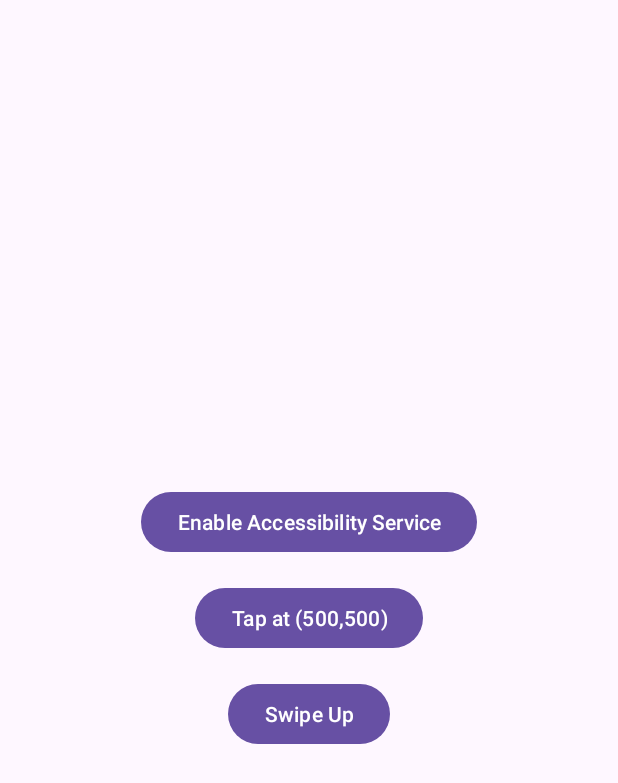
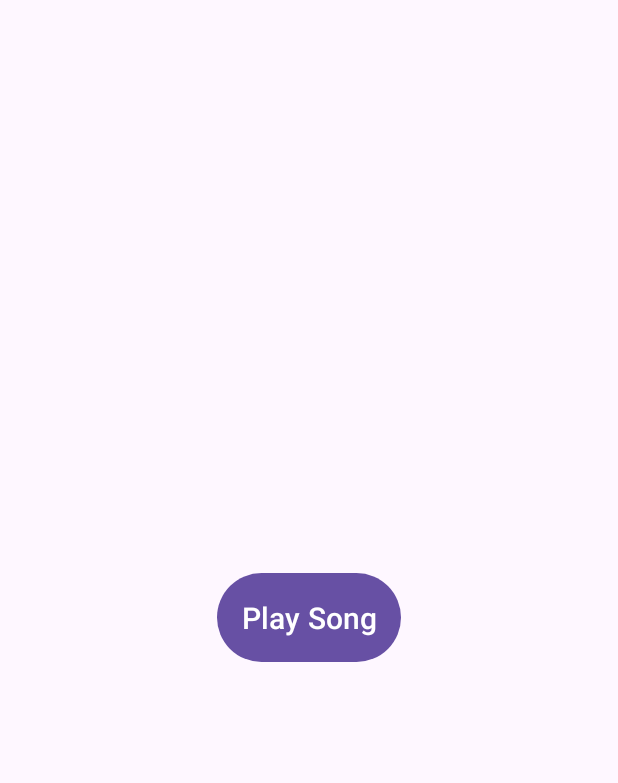
Before and after one commit to RO-HIT17/HorizonAutomation, an Android app: the screen it shows after launch (MainActivity), on a phone screen of 412 x 824 dp. Shown: the top 783 px of the screen. Run offline under Robolectric (Android 15) with nearby library versions, the phone set to English and light mode, and no system bars.

Commit message:
setup tasks

```diff
--- a/app/src/main/java/com/example/accessibilitytapapp2/MainActivity.kt
+++ b/app/src/main/java/com/example/accessibilitytapapp2/MainActivity.kt
@@ -2,29 +2,21 @@ package com.example.accessibilitytapapp2
 
 import android.content.Intent
 import android.os.Bundle
-import android.provider.Settings
 import android.widget.Button
 import androidx.appcompat.app.AppCompatActivity
 
 class MainActivity : AppCompatActivity() {
+
     override fun onCreate(savedInstanceState: Bundle?) {
         super.onCreate(savedInstanceState)
         setContentView(R.layout.activity_main)
 
-        val btnEnableService = findViewById<Button>(R.id.btnEnableService)
-        val btnTap = findViewById<Button>(R.id.btnTap)
-        val btnSwipe = findViewById<Button>(R.id.btnSwipe)
+        val playSongButton: Button = findViewById(R.id.playSongButton)
 
-        btnEnableService.setOnClickListener {
-            startActivity(Intent(Settings.ACTION_ACCESSIBILITY_SETTINGS))
-        }
-
-        btnTap.setOnClickListener {
-            MyAccessibilityService.instance?.performTap(500f, 500f)
-        }
-
-        btnSwipe.setOnClickListener {
-            MyAccessibilityService.instance?.performSwipe(300f, 1000f, 300f, 500f)
+        playSongButton.setOnClickListener {
+            // Send broadcast to Accessibility Service to perform Spotify actions
+            val intent = Intent("ACTION_PLAY_SONG")
+            sendBroadcast(intent)
         }
     }
 }
--- a/app/src/main/res/layout/activity_main.xml
+++ b/app/src/main/res/layout/activity_main.xml
@@ -7,23 +7,10 @@
     android:padding="16dp">
 
     <Button
-        android:id="@+id/btnEnableService"
+        android:id="@+id/playSongButton"
         android:layout_width="wrap_content"
         android:layout_height="wrap_content"
-        android:text="Enable Accessibility Service" />
-
-    <Button
-        android:id="@+id/btnTap"
-        android:layout_width="wrap_content"
-        android:layout_height="wrap_content"
-        android:text="Tap at (500,500)"
-        android:layout_marginTop="16dp" />
-
-    <Button
-        android:id="@+id/btnSwipe"
-        android:layout_width="wrap_content"
-        android:layout_height="wrap_content"
-        android:text="Swipe Up"
-        android:layout_marginTop="16dp" />
-
+        android:text="Play Song"
+        android:textSize="20sp"
+        android:padding="16dp" />
 </LinearLayout>
--- a/app/src/main/res/xml/accessibility_service_config.xml
+++ b/app/src/main/res/xml/accessibility_service_config.xml
@@ -3,5 +3,5 @@
     android:accessibilityEventTypes="typeAllMask"
     android:accessibilityFeedbackType="feedbackGeneric"
     android:notificationTimeout="100"
-    android:canRetrieveWindowContent="true"
-    android:canPerformGestures="true" />
+    android:canPerformGestures="true"
+    android:description="@string/accessibility_service_description" />
```
Also changed, not shown: app/src/main/java/com/example/accessibilitytapapp2/MyAccessibilityService.kt (+47 -27 lines).
